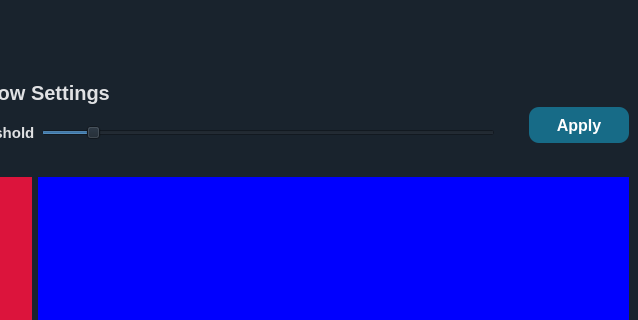
This is home.ui in omarshaban02/Segmentor as Qt 5 draws it before an edit; both pictures show x 569 to 1207 and y 0 to 320 of the 1207 by 789 pixel window. The edited form follows.
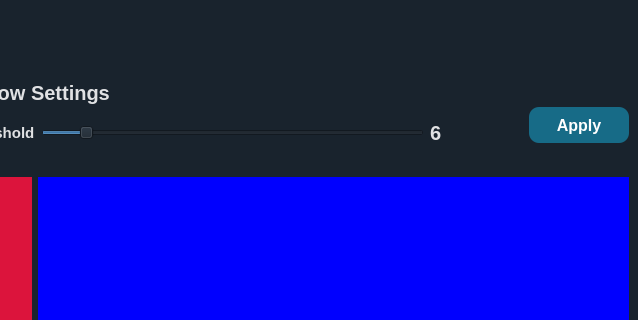
This is the edited form. The open tabs and pages were chosen to show the change. Icons and pictures are not drawn. Custom widgets are drawn as their Qt base class.

The edit to the form file:
```diff
--- a/home.ui
+++ b/home.ui
@@ -753,6 +753,19 @@
                      </property>
                     </widget>
                    </item>
+                   <item>
+                    <widget class="QLabel" name="label_5">
+                     <property name="minimumSize">
+                      <size>
+                       <width>65</width>
+                       <height>0</height>
+                      </size>
+                     </property>
+                     <property name="text">
+                      <string>6</string>
+                     </property>
+                    </widget>
+                   </item>
                   </layout>
                  </item>
                 </layout>
```
Left out of the diff: 29 changed lines with no effect on the pictures.
